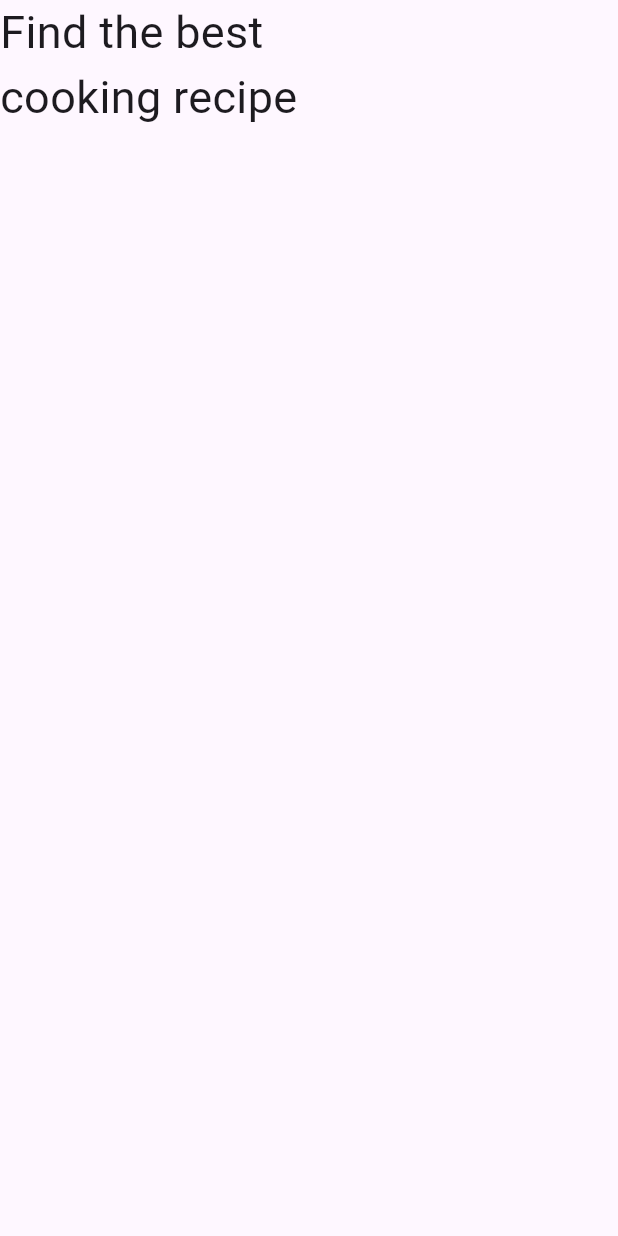
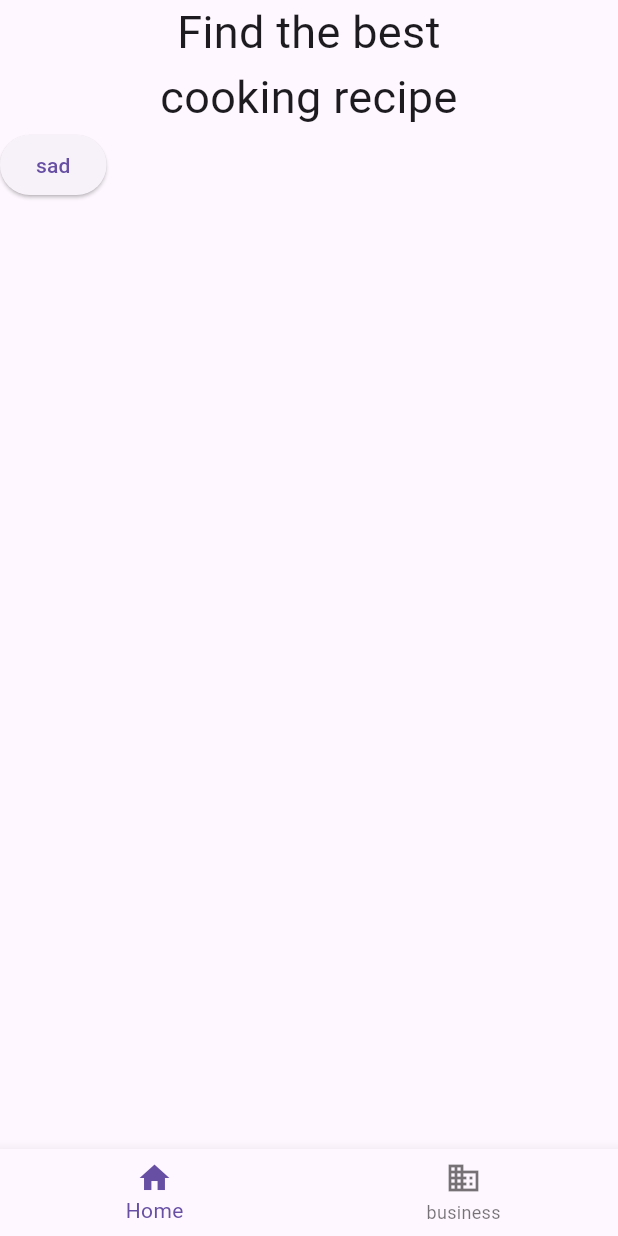
Before and after one commit to bahaaTuffaha/Narrative_Game_Template, a Flutter app: the screen it shows after launch, on a phone screen of 412 x 824 dp. Run offline on Flutter 3.47's test engine with Material 3 defaults, Android fonts, the phone set to English and light mode, and no system bars.

Commit message:
its happning

```diff
--- a/lib/main.dart
+++ b/lib/main.dart
@@ -1,9 +1,18 @@
+import 'package:flutter/cupertino.dart';
 import 'package:flutter/material.dart';
 import 'package:flutter/widgets.dart';
+import 'package:flutter_app/screens/home/home.dart';
 
 void main() {
-  runApp(MyApp());
+  runApp(
+    MaterialApp(
+      home: MyApp(),
+    ),
+  );
 }
+
+//git remote set-url origin git@github.com:username/repo.git
+//git push origin master
 
 class MyApp extends StatelessWidget {
   const MyApp({super.key});
@@ -18,7 +27,33 @@ class MyApp extends StatelessWidget {
         //   titleTextStyle: TextStyle(
         //       color: Color.fromARGB(255, 255, 255, 255), fontSize: 20),
         // ),
-        body: SafeArea(child: Headline("Find the best cooking recipe")),
+        body: SafeArea(
+            child: Column(
+          children: [
+            Headline("Find the best cooking recipe"),
+            Container(
+              alignment: Alignment.centerLeft,
+              child: ElevatedButton(
+                  child: Text("sad"),
+                  onPressed: () {
+                    Navigator.push(
+                      context,
+                      MaterialPageRoute(builder: (context) => const HomePage()),
+                    );
+                  }),
+            )
+          ],
+        )),
+        bottomNavigationBar: BottomNavigationBar(
+          items: const [
+            BottomNavigationBarItem(icon: Icon(Icons.home), label: 'Home'),
+            BottomNavigationBarItem(
+                icon: Icon(Icons.business), label: 'business')
+          ],
+        ),
+        drawer: const Drawer(
+          child: Text("Yo"),
+        ),
       ),
     );
   }
@@ -39,6 +74,7 @@ class Headline extends StatelessWidget {
           //     children: [
           Text(
         headTitle,
+        textAlign: TextAlign.center,
         style: const TextStyle(
           fontSize: 30,
         ),
```
Also changed, not shown: lib/screens/home/home.dart (added, +15 -0 lines).
